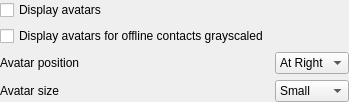
This is src/plugins/avatars/avataroptionswidget.ui in eyecu-im/eyecu-qt as Qt 5 draws it before an edit. The edited form follows.
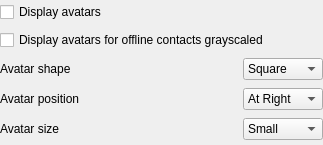
This is the edited form.

What changed in the file:
```diff
--- a/src/plugins/avatars/avataroptionswidget.ui
+++ b/src/plugins/avatars/avataroptionswidget.ui
@@ -7,7 +7,7 @@
     <x>0</x>
     <y>0</y>
     <width>323</width>
-    <height>94</height>
+    <height>145</height>
    </rect>
   </property>
   <property name="windowTitle">
@@ -29,6 +29,35 @@
    <property name="spacing">
     <number>6</number>
    </property>
+   <item row="2" column="0">
+    <widget class="QLabel" name="lblAvatarShape">
+     <property name="text">
+      <string>Avatar shape</string>
+     </property>
+     <property name="buddy">
+      <cstring>cmbAvatarShape</cstring>
+     </property>
+    </widget>
+   </item>
+   <item row="2" column="1">
+    <widget class="QComboBox" name="cmbAvatarShape">
+     <item>
+      <property name="text">
+       <string>Square</string>
+      </property>
+     </item>
+     <item>
+      <property name="text">
+       <string>Rounded</string>
+      </property>
+     </item>
+     <item>
+      <property name="text">
+       <string>Round</string>
+      </property>
+     </item>
+    </widget>
+   </item>
    <item row="0" column="0" colspan="2">
     <widget class="QCheckBox" name="cbShow">
      <property name="text">
@@ -36,7 +65,7 @@
      </property>
     </widget>
    </item>
-   <item row="2" column="1">
+   <item row="3" column="1">
     <widget class="QComboBox" name="cmbAvatarPosition">
      <property name="sizePolicy">
       <sizepolicy hsizetype="Minimum" vsizetype="Fixed">
@@ -56,7 +85,7 @@
      </item>
     </widget>
    </item>
-   <item row="3" column="1">
+   <item row="4" column="1">
     <widget class="QComboBox" name="cmbAvatarSize">
      <item>
       <property name="text">
@@ -75,7 +104,7 @@
      </item>
     </widget>
    </item>
-   <item row="2" column="0">
+   <item row="3" column="0">
     <widget class="QLabel" name="lblAvatarPosition">
      <property name="sizePolicy">
       <sizepolicy hsizetype="MinimumExpanding" vsizetype="Preferred">
@@ -91,7 +120,7 @@
      </property>
     </widget>
    </item>
-   <item row="3" column="0">
+   <item row="4" column="0">
     <widget class="QLabel" name="lblAvatarSizel">
      <property name="text">
       <string>Avatar size</string>
@@ -101,7 +130,7 @@
      </property>
     </widget>
    </item>
-   <item row="1" column="0">
+   <item row="1" column="0" colspan="2">
     <widget class="QCheckBox" name="cbDisplayGray">
      <property name="text">
       <string>Display avatars for offline contacts grayscaled</string>
```
Left out of the diff: 9 changed lines with no effect on the pictures.
